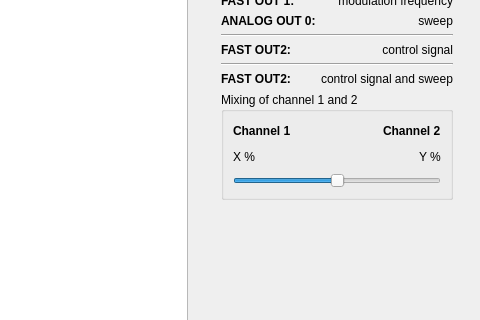
First picture: the form in linien/client/ui/main_window.ui, repository linien-org/linien, before the edit; both pictures show x 544 to 1024 and y 284 to 604 of the 1024 by 768 pixel window.
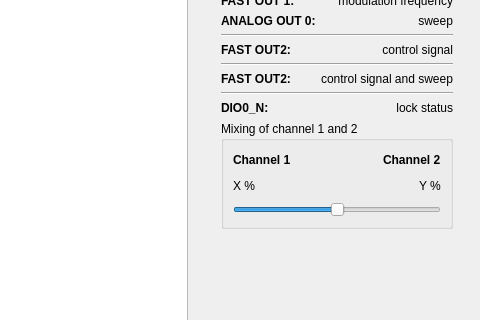
Second picture: the form after the edit. The open tabs and pages were chosen to show the change. Custom widgets are drawn as their Qt base class.

The edit to the form file:
```diff
--- a/linien/client/ui/main_window.ui
+++ b/linien/client/ui/main_window.ui
@@ -600,7 +600,7 @@
             <x>0</x>
             <y>0</y>
             <width>247</width>
-            <height>506</height>
+            <height>542</height>
            </rect>
           </property>
           <attribute name="label">
@@ -860,6 +860,34 @@
              </layout>
             </widget>
            </item>
+           <item>
+            <widget class="Line" name="line_6">
+             <property name="orientation">
+              <enum>Qt::Horizontal</enum>
+             </property>
+            </widget>
+           </item>
+           <item>
+            <layout class="QHBoxLayout" name="horizontalLayout_12">
+             <item>
+              <widget class="QLabel" name="label_9">
+               <property name="text">
+                <string>&lt;html&gt;&lt;head/&gt;&lt;body&gt;&lt;p&gt;&lt;span style=&quot; font-weight:600;&quot;&gt;DIO0_N:&lt;/span&gt;&lt;/p&gt;&lt;/body&gt;&lt;/html&gt;</string>
+               </property>
+              </widget>
+             </item>
+             <item>
+              <widget class="QLabel" name="label_8">
+               <property name="text">
+                <string>lock status</string>
+               </property>
+               <property name="alignment">
+                <set>Qt::AlignRight|Qt::AlignTrailing|Qt::AlignVCenter</set>
+               </property>
+              </widget>
+             </item>
+            </layout>
+           </item>
            <item>
             <widget class="QGroupBox" name="dual_channel_mixing">
              <property name="title">
```
Left out of the diff: 2 changed lines with no effect on the pictures.
